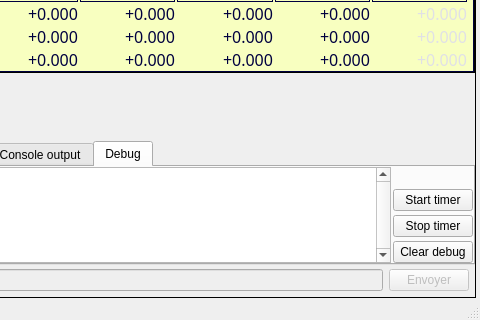
Above: mainWindow.ui from fra589/cn5X before the change; both pictures show x 544 to 1024 and y 280 to 600 of the 1024 by 600 pixel window. Below: the same form after it.
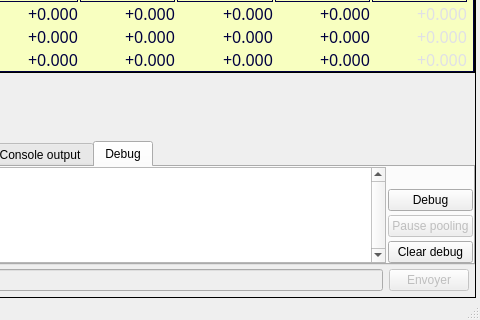
That is the form after the change. The open tabs and pages were chosen to show the change. Icons and pictures are not drawn. Custom widgets are drawn as their Qt base class.

Commit message: Add  query at grbl connexion and modify debug tab

Diff of the .ui file:
```diff
--- a/mainWindow.ui
+++ b/mainWindow.ui
@@ -4270,14 +4270,26 @@
              <item>
               <widget class="QPushButton" name="btnStartTimer">
                <property name="text">
-                <string>Start timer</string>
+                <string>Debug</string>
+               </property>
+               <property name="checkable">
+                <bool>true</bool>
+               </property>
+               <property name="checked">
+                <bool>false</bool>
                </property>
               </widget>
              </item>
              <item>
-              <widget class="QPushButton" name="btnStopTimer">
+              <widget class="QPushButton" name="btnPausePooling">
+               <property name="enabled">
+                <bool>false</bool>
+               </property>
                <property name="text">
-                <string>Stop timer</string>
+                <string>Pause pooling</string>
+               </property>
+               <property name="checkable">
+                <bool>true</bool>
                </property>
               </widget>
              </item>
```
Left out of the diff: 4 changed lines with no effect on the pictures. The commit also changes 5 other files.
